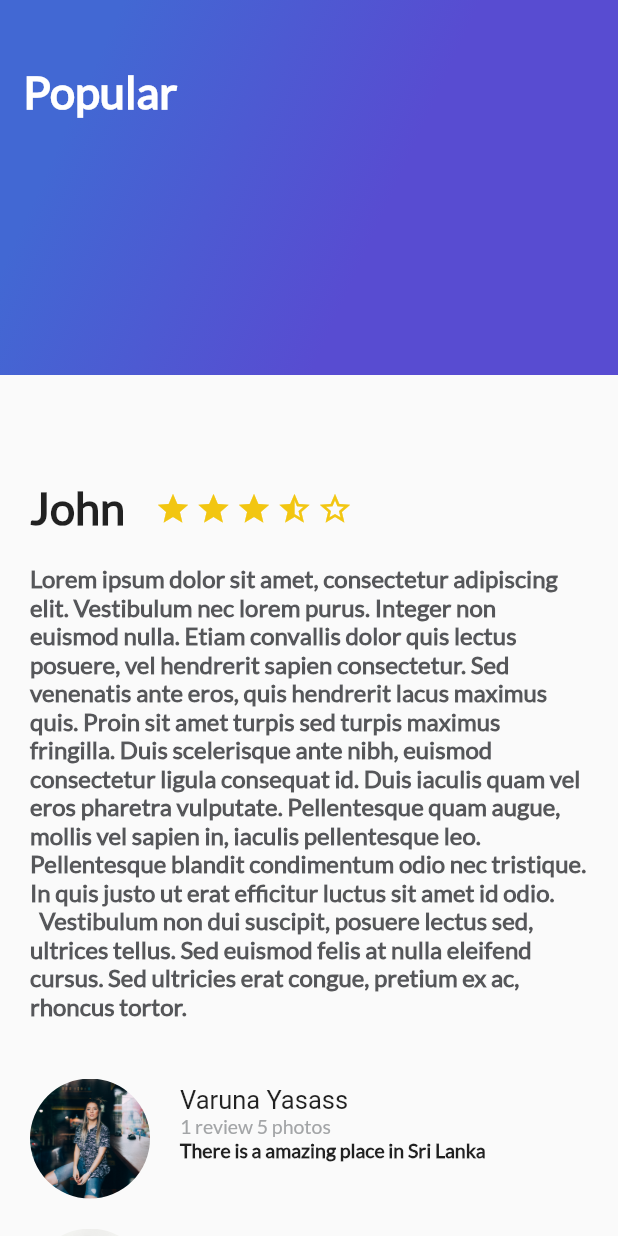
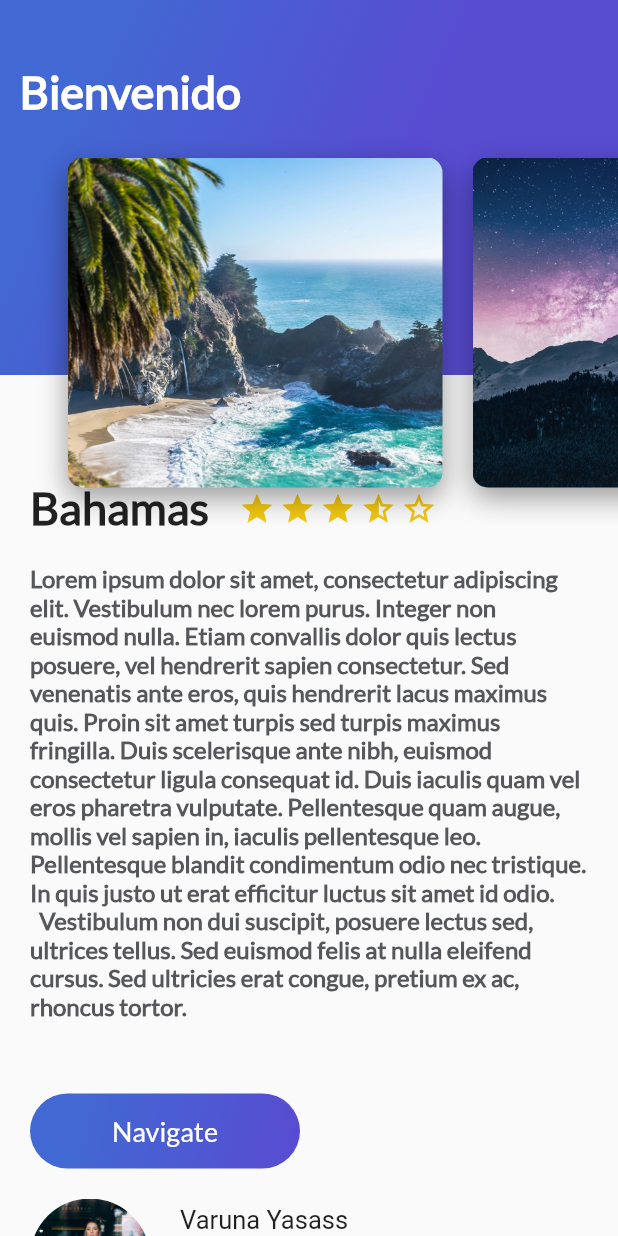
Before and after one commit to johnaagudelo0820/trips-app, a Flutter app: the screen it shows after launch, on a phone screen of 412 x 824 dp. Run offline on Flutter 3.47's test engine with Material 2 defaults, Android fonts, the phone set to English and light mode, and no system bars; Roboto replaces fonts that are missing (Loto).

Commit message:
create custom appbar and gradient

```diff
--- /dev/null
+++ b/lib/button_purple.dart
@@ -0,0 +1,50 @@
+import 'package:flutter/material.dart';
+
+class ButtonPurple extends StatelessWidget {
+  String buttonText = 'navigate';
+
+  ButtonPurple(this.buttonText);
+
+  @override
+  Widget build(BuildContext context) {
+    // TODO: implement build
+    return InkWell(
+      onTap: () {
+        Scaffold.of(context).showSnackBar(
+          SnackBar(content: Text("Navegando"))
+        );
+      },
+      child: Container(
+        margin: EdgeInsets.only(
+          top: 30.0,
+          left: 20.0,
+          right: 20.0
+        ),
+        height: 50.0,
+        width: 180.0,
+        decoration: BoxDecoration(
+          borderRadius: BorderRadius.circular(30.0),
+          gradient: LinearGradient(
+            colors: [
+              Color(0xFF4268D3),
+              Color(0xFF584CD1)
+            ],
+            begin: FractionalOffset(0.2, 0.0),
+            end: FractionalOffset(1.0, 0.6)
+          )
+        ),
+        child: Center(
+          child: Text(
+            buttonText,
+            style: TextStyle(
+              fontSize: 18.0,
+              fontFamily: "Lato",
+              color: Colors.white
+            ),
+          ),
+        ),
+      ),
+    );
+  }
+
+}
--- /dev/null
+++ b/lib/card_image_list.dart
@@ -0,0 +1,25 @@
+import 'package:flutter/material.dart';
+
+import 'card_image.dart';
+
+class CardImageList extends StatelessWidget {
+  @override
+  Widget build(BuildContext context) {
+    // TODO: implement build
+    return Container(
+      height: 350.0,
+      child: ListView(
+        padding: EdgeInsets.all(25.0),
+        scrollDirection: Axis.horizontal,
+        children: <Widget>[
+          CardImage("assets/imgs/beach_palm.jpeg"),
+          CardImage("assets/imgs/mountain_stars.jpeg"),
+          CardImage("assets/imgs/river.jpeg"),
+          CardImage("assets/imgs/sunset.jpeg"),
+          CardImage("assets/imgs/beach_palm.jpeg"),
+        ],
+      ),
+    );
+  }
+
+}
--- a/lib/description_place.dart
+++ b/lib/description_place.dart
@@ -1,4 +1,6 @@
 import 'package:flutter/material.dart';
+
+import 'button_purple.dart';
 
 class DescriptionPlace extends StatelessWidget {
 
@@ -62,9 +64,7 @@ class DescriptionPlace extends StatelessWidget {
       ),
     );
 
-    final title_starts = Column(
-      children: <Widget>[
-        Row(
+    final titleStars = Row(
       children: <Widget>[
         Container(
           margin: EdgeInsets.only(
@@ -92,8 +92,14 @@ class DescriptionPlace extends StatelessWidget {
           ],
         ),
       ],
-        ),
+    );
+
+    final title_starts = Column(
+      crossAxisAlignment: CrossAxisAlignment.start,
+      children: <Widget>[
+        titleStars,
         description,
+        ButtonPurple('Navigate')
       ],
     );
 
--- /dev/null
+++ b/lib/header_appbar.dart
@@ -0,0 +1,18 @@
+import 'package:flutter/material.dart';
+
+import 'gradient_back.dart';
+import 'card_image_list.dart';
+
+class HeaderAppbar extends StatelessWidget {
+  @override
+  Widget build(BuildContext context) {
+    // TODO: implement build
+    return Stack(
+      children: [
+        GradientBack("Bienvenido"),
+        CardImageList()
+      ],
+    );
+  }
+
+}
--- a/lib/main.dart
+++ b/lib/main.dart
@@ -3,7 +3,7 @@ import 'package:flutter/services.dart';
 
 import 'description_place.dart';
 import 'review_list.dart';
-import 'gradient_back.dart';
+import 'header_appbar.dart';
 
 void main() {
   SystemChrome.setSystemUIOverlayStyle(
@@ -53,11 +53,11 @@ class MyApp extends StatelessWidget {
             children: <Widget>[
               ListView(
                 children: [
-                  DescriptionPlace('John', 5, description),
+                  DescriptionPlace('Bahamas', 5, description),
                   ReviewList(),
                 ],
               ),
-              GradientBack('Popular')
+              HeaderAppbar()
             ],
         ),
       ) // MyHomePage(title: 'Flutter Demo Home Page'),
```
Lines whose indentation alone changed are shown as unchanged.
